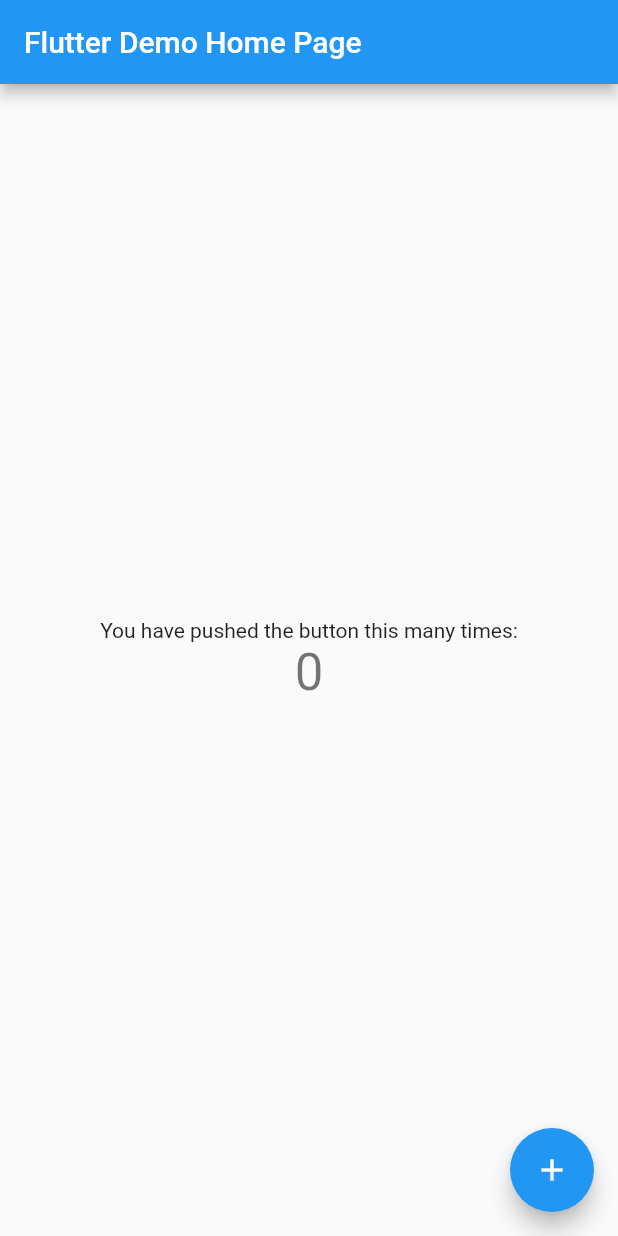
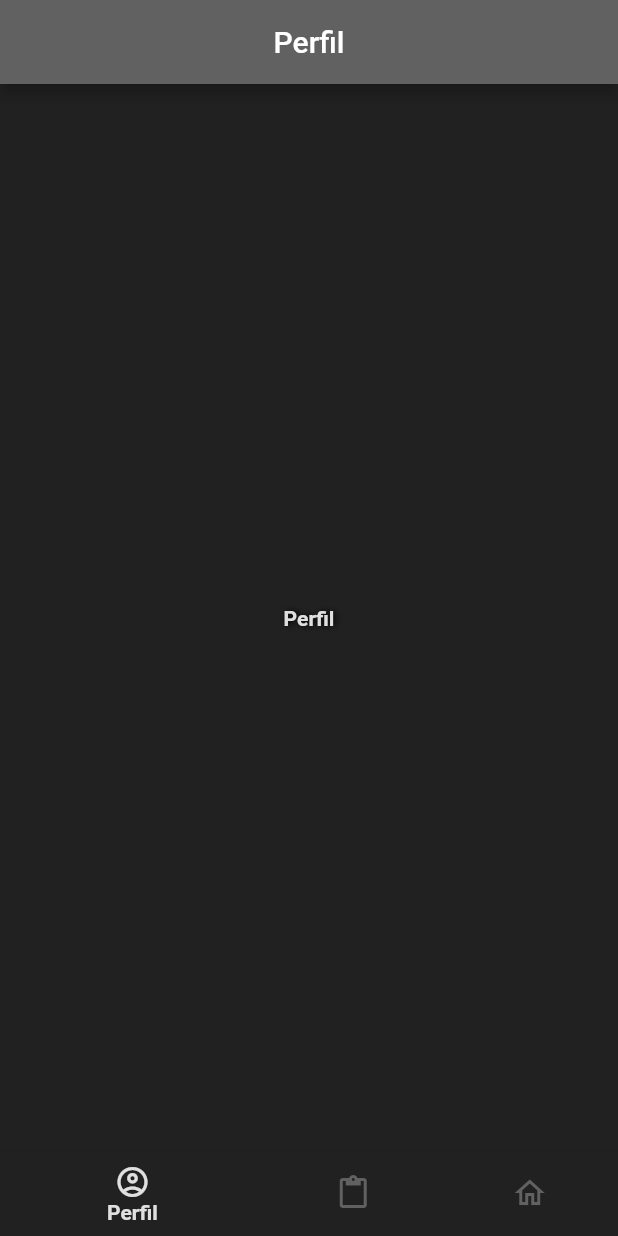
Before and after one commit to Sres0/HerramientasConsultaLSC, a Flutter app: the screen it shows after launch, on a phone screen of 412 x 824 dp. Run offline on Flutter 3.47's test engine with Material 2 defaults, Android fonts, the light colour scheme and no system bars.

Commit message:
+ temp tabs

```diff
--- a/lib/main.dart
+++ b/lib/main.dart
@@ -1,26 +1,30 @@
 import 'package:flutter/material.dart';
 
-void main() {
-  runApp(MyApp());
-}
+import 'constants/theme_data.dart';
+import 'screens/tabs_screen.dart';
+import 'screens/profile_screen.dart';
+import 'screens/consultation_tools_screen.dart';
+
+void main() => runApp(MyApp());
 
 class MyApp extends StatelessWidget {
   @override
   Widget build(BuildContext context) {
     return MaterialApp(
       title: 'Flutter Demo',
-      theme: ThemeData(
-        primarySwatch: Colors.blue,
-      ),
-      home: MyHomePage(title: 'Flutter Demo Home Page'),
+      theme: themeData(),
+      initialRoute: '/',
+      routes: {
+        '/': (ctx) => TabsScreen(),
+        ConsultationToolsScreen.routeName: (ctx) => ConsultationToolsScreen(),
+        ProfileScreen.routeName: (ctx) => ProfileScreen()
+      },
     );
   }
 }
 
 class MyHomePage extends StatefulWidget {
-  MyHomePage({Key? key, required this.title}) : super(key: key);
-
-  final String title;
+  MyHomePage();
 
   @override
   _MyHomePageState createState() => _MyHomePageState();
@@ -38,9 +42,6 @@
   @override
   Widget build(BuildContext context) {
     return Scaffold(
-      appBar: AppBar(
-        title: Text(widget.title),
-      ),
       body: Center(
         child: Column(
           mainAxisAlignment: MainAxisAlignment.center,
--- /dev/null
+++ b/lib/screens/consultation_tools_screen.dart
@@ -0,0 +1,17 @@
+import 'package:flutter/material.dart';
+
+class ConsultationToolsScreen extends StatefulWidget {
+  static const routeName = '/consultation_tools';
+  const ConsultationToolsScreen();
+
+  @override
+  _ConsultationToolsScreenState createState() =>
+      _ConsultationToolsScreenState();
+}
+
+class _ConsultationToolsScreenState extends State<ConsultationToolsScreen> {
+  @override
+  Widget build(BuildContext context) {
+    return Center(child: Text('Herramientas de consulta'));
+  }
+}
--- /dev/null
+++ b/lib/screens/profile_screen.dart
@@ -0,0 +1,11 @@
+import 'package:flutter/material.dart';
+
+class ProfileScreen extends StatelessWidget {
+  static const routeName = '/profile';
+  const ProfileScreen();
+
+  @override
+  Widget build(BuildContext context) {
+    return Center(child: Text('Perfil'));
+  }
+}
--- /dev/null
+++ b/lib/screens/tabs_screen.dart
@@ -0,0 +1,68 @@
+import 'package:flutter/material.dart';
+import 'package:herramientas/main.dart';
+
+import '../constants/theme_data.dart';
+import './consultation_tools_screen.dart';
+import './profile_screen.dart';
+
+class TabsScreen extends StatefulWidget {
+  const TabsScreen();
+
+  @override
+  _TabsScreenState createState() => _TabsScreenState();
+}
+
+class _TabsScreenState extends State<TabsScreen> {
+  List<Map<String, Object>> _pages = [];
+  int _selectedIndex = 0;
+
+  @override
+  void initState() {
+    _pages = [
+      {'page': ProfileScreen(), 'title': 'Perfil'},
+      {'page': ConsultationToolsScreen(), 'title': 'Herramientas de consulta'},
+      {'page': MyHomePage(), 'title': 'Home'},
+    ];
+    super.initState();
+  }
+
+  void _selectPage(int index) {
+    setState(() {
+      _selectedIndex = index;
+    });
+  }
+
+  final _noShadow = [Shadow(offset: Offset.zero, blurRadius: 0)];
+
+  @override
+  Widget build(BuildContext context) {
+    return Scaffold(
+      appBar: AppBar(title: Text(_pages[_selectedIndex]['title'] as String)),
+      body: _pages[_selectedIndex]['page'] as Widget,
+      bottomNavigationBar: BottomNavigationBar(
+        selectedItemColor: kPrimaryColorLight,
+        unselectedItemColor: kPrimaryColor,
+        selectedLabelStyle: TextStyle(shadows: _noShadow),
+        unselectedLabelStyle: TextStyle(shadows: _noShadow),
+        currentIndex: _selectedIndex,
+        type: BottomNavigationBarType.shifting,
+        onTap: _selectPage,
+        backgroundColor: kPrimaryColor,
+        items: [
+          BottomNavigationBarItem(
+            icon: Icon(Icons.account_circle_outlined),
+            label: 'Perfil',
+          ),
+          BottomNavigationBarItem(
+            icon: Icon(Icons.content_paste),
+            label: 'H. Consulta',
+          ),
+          BottomNavigationBarItem(
+            icon: Icon(Icons.home_outlined),
+            label: 'Home',
+          ),
+        ],
+      ),
+    );
+  }
+}
```
